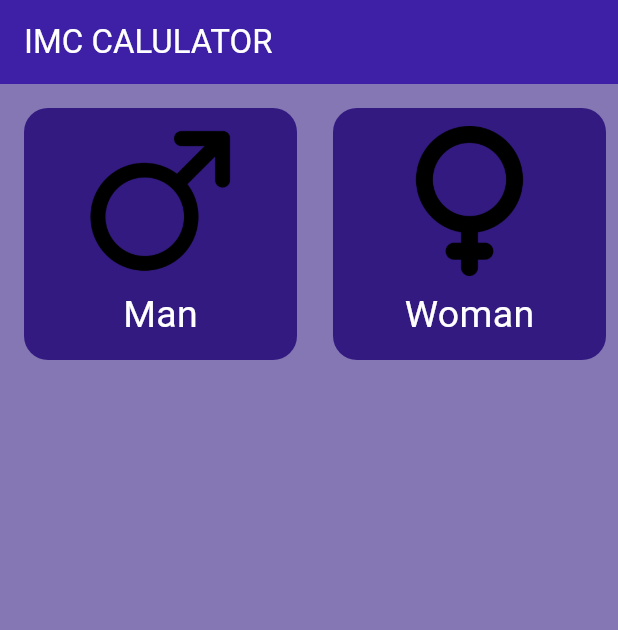
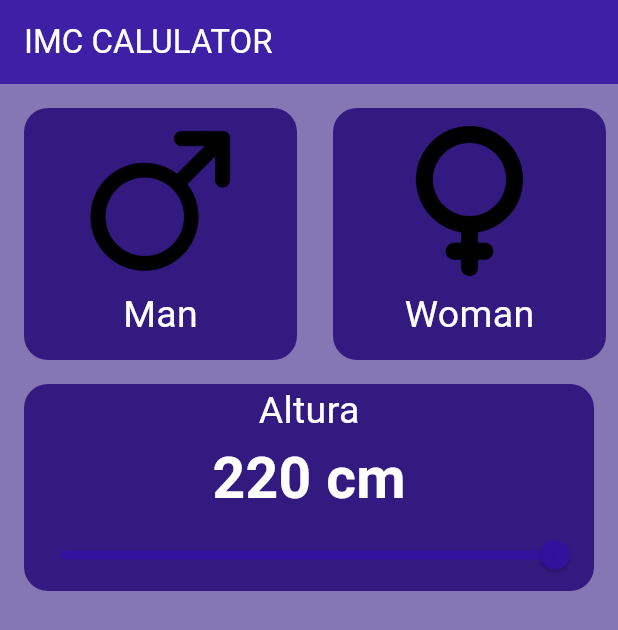
Before and after one commit to Miguel2961/flutter-and-dart, a Flutter app: the screen it shows after launch, on a phone screen of 412 x 824 dp. Shown: the top 630 px of the screen. Run offline on Flutter 3.47's test engine with Material 3 defaults, Android fonts, the light colour scheme and no system bars.

Commit message:
feat: add height

```diff
--- a/Flutter/Proyect_IMC/imc_calculate/lib/Componets/gender_selector.dart
+++ b/Flutter/Proyect_IMC/imc_calculate/lib/Componets/gender_selector.dart
@@ -19,7 +19,7 @@ class _GenderSelectorState extends State<GenderSelector> {
         // Man
         Expanded(
           child: GestureDetector(
-            // Esto sirve para escuchar los ta, todos los tipos de clicleos
+            // Esto sirve para escuchar los tap todos los tipos de clicleos
             onTap: () {
               setState(() {
                 // metodo para modificar
--- /dev/null
+++ b/Flutter/Proyect_IMC/imc_calculate/lib/Componets/height_selector.dart
@@ -0,0 +1,52 @@
+import 'package:flutter/material.dart';
+import 'package:imc_calculate/Core/app_colors.dart';
+import 'package:imc_calculate/Core/text_styles.dart';
+
+class HeightSelector extends StatefulWidget {
+  const HeightSelector({super.key});
+
+  @override
+  State<HeightSelector> createState() => _HeightSelectorState();
+}
+
+class _HeightSelectorState extends State<HeightSelector> {
+  double height = 220; // Altura inicial
+  @override
+  Widget build(BuildContext context) {
+    return Padding(
+      padding: const EdgeInsets.only(left: 16, right: 16),
+      child: Container(
+        decoration: BoxDecoration(
+          color:AppColors.backgroundComponet,
+          borderRadius: BorderRadius.circular(16)
+        ),
+        child: Column(
+          children: [
+            Text("Altura", style: TextStyles.bodyText),
+            Text(
+              "${height.toStringAsFixed(0)} cm",
+              style: TextStyle(
+                color: Colors.white,
+                fontSize: 38,
+                fontWeight: FontWeight.bold,
+              ),
+            ),
+            Slider(
+              value: height,
+              onChanged: (newheight) {
+                setState(() {
+                  height = newheight;
+                });
+              },
+              min: 150,
+              max: 220,
+              divisions: 70,
+              activeColor: AppColors.primary,
+              label: "${height.toStringAsFixed(0)}",
+            ),
+          ],
+        ),
+      ),
+    );
+  }
+}
--- a/Flutter/Proyect_IMC/imc_calculate/lib/Screens/imc_home_sreen.dart
+++ b/Flutter/Proyect_IMC/imc_calculate/lib/Screens/imc_home_sreen.dart
@@ -1,5 +1,6 @@
 import 'package:flutter/material.dart';
 import 'package:imc_calculate/Componets/gender_selector.dart';
+import 'package:imc_calculate/Componets/height_selector.dart';
 
 class ImcHomeScreen extends StatefulWidget {
   const ImcHomeScreen({super.key});
@@ -14,6 +15,7 @@ class _ImcHomeScreenState extends State<ImcHomeScreen> {
     return Column(
       children: [
         GenderSelector(),
+        HeightSelector()
       ],
     );
   }
--- a/Flutter/mi_primer_flutter/lib/main.dart
+++ b/Flutter/mi_primer_flutter/lib/main.dart
@@ -1,6 +1,6 @@
 import 'package:flutter/material.dart';
 // import 'package:mi_primer_flutter/Components/button.dart';
-import 'package:mi_primer_flutter/Components/image.dart';
+// import 'package:mi_primer_flutter/Components/image.dart';
 // import 'package:mi_primer_flutter/Components/textfield.dart';
 // import 'package:mi_primer_flutter/Components/text.dart';
 // import 'package:mi_primer_flutter/layout/column.dart';
@@ -16,8 +16,12 @@ class MainApp extends StatelessWidget {
   @override
   Widget build(BuildContext context) {
     return MaterialApp(
+      // El Scaffold es el componente base de una pantalla es el esqueleto
       home: Scaffold(
-        body: ImageExample(),
+        appBar: AppBar(
+          title: Text("Mi super APP"),// Es la parte superior que da el espacio de la app
+        ), //Es la turbal
+        // body: ImageExample(),
         // body: ButtonExample(),
         // body: TextExample(),
         // body: RowExample(),
```
